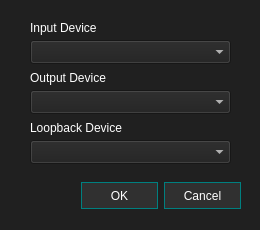
First picture: the form in qtui/devicesettings.ui, repository andre-tm-hui/ReVox, before the edit.
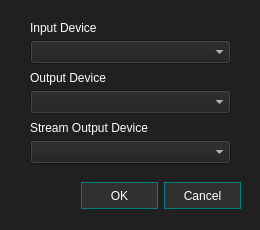
Second picture: the form after the edit.

The edit to the form file:
```diff
--- a/qtui/devicesettings.ui
+++ b/qtui/devicesettings.ui
@@ -132,7 +132,7 @@
     </rect>
    </property>
    <property name="text">
-    <string>Loopback Device</string>
+    <string>Stream Output Device</string>
    </property>
   </widget>
   <widget class="QComboBox" name="loopback">
```
Left out of the diff: 2 changed lines with no effect on the pictures.
